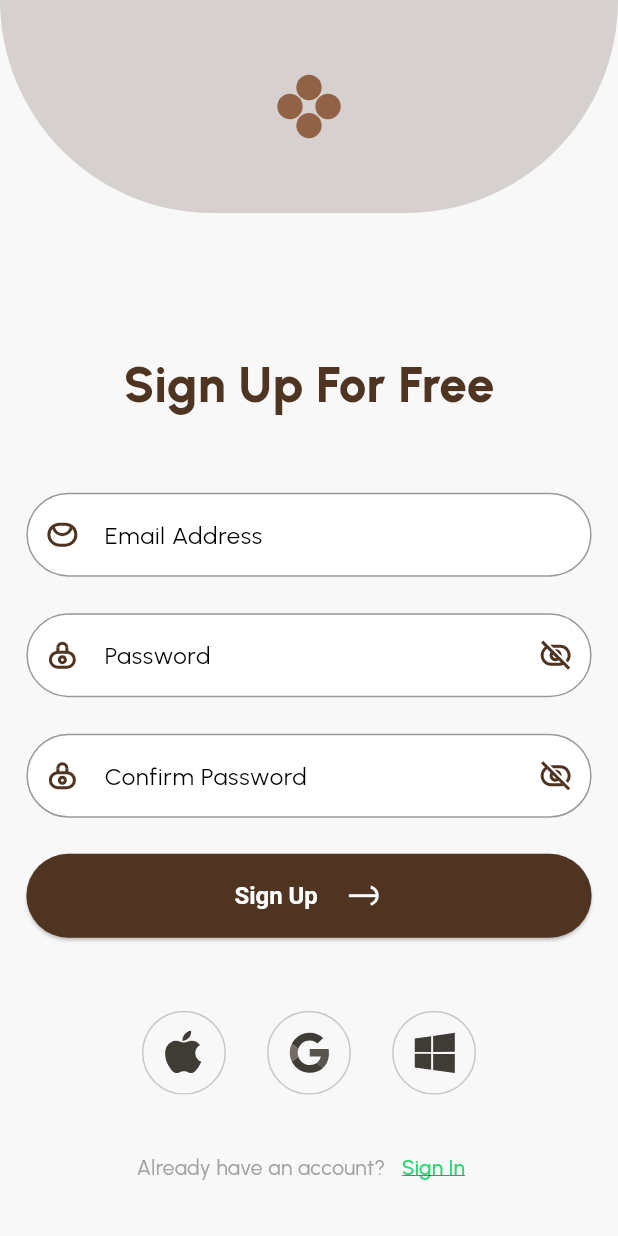
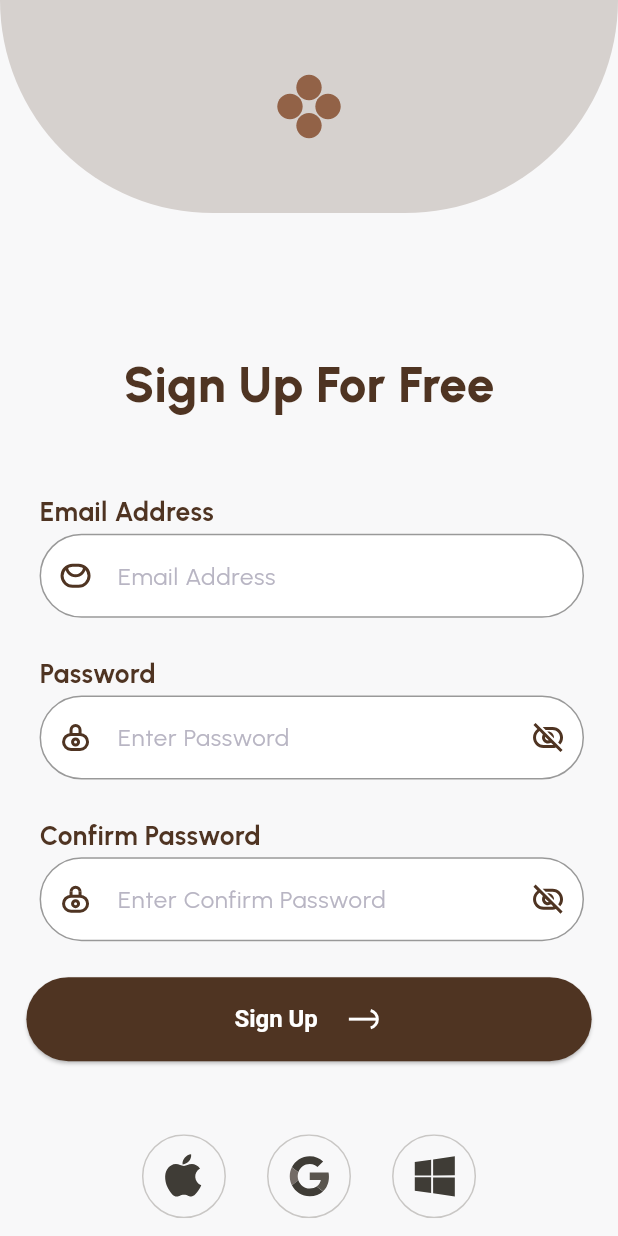
Before and after one commit to luciferro01/ClubCon, a Flutter app: the SignUpView screen opened by its route, on a phone screen of 412 x 824 dp. Run offline on Flutter 3.47's test engine with Material 3 defaults, Android fonts, the phone set to English and light mode, and no system bars; our stand-ins replace flutter_screenutil, flutter_svg, form_field_validator, get, google_fonts, image_picker and 1 more; missing offline and left inert: dart:ffi; network calls fail.

Commit message:
Chore :  Refactoring and multiple quality updates

```diff
--- a/lib/core/bindings.dart
+++ b/lib/core/bindings.dart
@@ -7,6 +7,6 @@ class AppBindings extends Bindings {
   @override
   void dependencies() {
     Get.lazyPut<AuthController>(() => AuthController());
-    Get.lazyPut<ProfileSetupController>(() => ProfileSetupController());
+    // Get.lazyPut<ProfileSetupController>(() => ProfileSetupController());
   }
 }
--- a/lib/features/auth/views/sign_up_view.dart
+++ b/lib/features/auth/views/sign_up_view.dart
@@ -8,6 +8,7 @@ import 'package:get/get.dart';
 
 import '../../../constants/image_constants.dart';
 import '../controllers/auth_controller.dart';
+import '../../../widgets/custom_input_field.dart';
 
 class SignUpView extends StatelessWidget {
   final GlobalKey<FormState> _formKey = GlobalKey<FormState>();
@@ -63,10 +64,10 @@ class SignUpView extends StatelessWidget {
                     SizedBox(
                       height: defaultSpacing.h * 2,
                     ),
-                    TextFormField(
+                    CustomInputField(
+                      hintText: "Email Address",
+                      labelText: 'Email Address',
                       controller: authController.emailController,
-                      decoration: InputDecoration(
-                        labelText: 'Email Address',
                       prefixIcon: SizedBox(
                         height: 24.h,
                         width: 24.w,
@@ -75,18 +76,15 @@ class SignUpView extends StatelessWidget {
                           fit: BoxFit.scaleDown,
                         ),
                       ),
-                        border: OutlineInputBorder(
-                          borderRadius: BorderRadius.circular(12.r),
-                        ),
-                      ),
                       keyboardType: TextInputType.emailAddress,
-                      validator: (value) => Validators.validateEmail(value),
+                      isEnabled: true,
+                      validator: Validators.validateEmail,
                     ),
                     SizedBox(height: defaultSpacing.h),
-                    Obx(() => TextFormField(
+                    Obx(() => CustomInputField(
+                          hintText: "Enter Password",
+                          labelText: 'Password',
                           controller: authController.passwordController,
-                          decoration: InputDecoration(
-                            labelText: 'Password',
                           prefixIcon: SizedBox(
                             height: 24.h,
                             width: 24.w,
@@ -104,19 +102,15 @@ class SignUpView extends StatelessWidget {
                               fit: BoxFit.scaleDown,
                             ),
                           ),
-                            border: OutlineInputBorder(
-                              borderRadius: BorderRadius.circular(12.r),
-                            ),
-                          ),
+                          isEnabled: true,
                           obscureText: authController.obscurePassword.value,
-                          validator: (value) =>
-                              Validators.validatePassword(value),
+                          validator: Validators.validatePassword,
                         )),
                     SizedBox(height: defaultSpacing.h),
-                    Obx(() => TextFormField(
+                    Obx(() => CustomInputField(
+                          hintText: "Enter Confirm Password",
+                          labelText: 'Confirm Password',
                           controller: authController.confirmPasswordController,
-                          decoration: InputDecoration(
-                            labelText: 'Confirm Password',
                           prefixIcon: SizedBox(
                             height: 24.h,
                             width: 24.w,
@@ -126,8 +120,7 @@ class SignUpView extends StatelessWidget {
                             ),
                           ),
                           suffixIcon: GestureDetector(
-                              onTap:
-                                  authController.toggleObscureConfirmPassword,
+                            onTap: authController.toggleObscureConfirmPassword,
                             child: SvgPicture.asset(
                               authController.obscureConfirmPassword.value
                                   ? SvgAssets.eyeDisabled
@@ -135,10 +128,7 @@ class SignUpView extends StatelessWidget {
                               fit: BoxFit.scaleDown,
                             ),
                           ),
-                            border: OutlineInputBorder(
-                              borderRadius: BorderRadius.circular(12.r),
-                            ),
-                          ),
+                          isEnabled: true,
                           obscureText:
                               authController.obscureConfirmPassword.value,
                           validator: (value) =>
--- a/lib/features/profile/controllers/profile_controller.dart
+++ b/lib/features/profile/controllers/profile_controller.dart
@@ -17,6 +17,7 @@ class ProfileSetupController extends GetxController {
   final specializationController = TextEditingController();
   final joiningDateController = TextEditingController();
   var obscurePassword = false.obs;
+  final RxBool isEnabled = false.obs;
 
   void toggleObscurePassword() {
     obscurePassword.value = !obscurePassword.value;
--- a/lib/routes/router.dart
+++ b/lib/routes/router.dart
@@ -4,28 +4,29 @@ import 'package:clubcon/routes/route_constants.dart';
 import 'package:clubcon/utils/view_export.dart';
 import 'package:flutter/material.dart';
 
+import 'package:get/get.dart';
+
 Route<dynamic> generateRoute(RouteSettings settings) {
   switch (settings.name) {
     case Routes.onbordingViewRoute:
-      return MaterialPageRoute(
-        builder: (context) => const OnboardingView(),
+      return GetPageRoute(
+        page: () => const OnboardingView(),
       );
     case Routes.logInViewRoute:
-      return MaterialPageRoute(
-        builder: (context) => LogInView(),
+      return GetPageRoute(
+        page: () => LogInView(),
       );
     case Routes.signUpViewRoute:
-      return MaterialPageRoute(
-        builder: (context) => SignUpView(),
+      return GetPageRoute(
+        page: () => SignUpView(),
       );
     case Routes.profileViewRoute:
-      return MaterialPageRoute(
-        builder: (context) => ProfileSetupScreen(),
+      return GetPageRoute(
+        page: () => ProfileSetupScreen(),
       );
     default:
-      return MaterialPageRoute(
-        // Make a screen for undefine
-        builder: (context) => const OnboardingView(),
+      return GetPageRoute(
+        page: () => const OnboardingView(),
       );
   }
 }
--- /dev/null
+++ b/lib/widgets/custom_input_field.dart
@@ -0,0 +1,90 @@
+import 'dart:ffi';
+
+import 'package:flutter/material.dart';
+import 'package:flutter_screenutil/flutter_screenutil.dart';
+import 'package:get/get.dart';
+
+import '../constants/ui_constants.dart'; // For Obx
+
+class CustomInputField extends StatelessWidget {
+  final String labelText;
+  final TextEditingController? controller;
+  final TextInputType? keyboardType;
+  final bool isEnabled;
+  final Widget? prefixIcon;
+  final Widget? suffixIcon;
+  final String? initialValue;
+  final bool? obscureText;
+  final Function(String)? onChanged;
+  final Widget? additionalInputWidget;
+  final String? errorText;
+  final String? hintText;
+  final FormFieldValidator<String>? validator;
+  final bool useObx;
+
+  const CustomInputField({
+    super.key,
+    required this.labelText,
+    this.controller,
+    this.keyboardType = TextInputType.text,
+    this.isEnabled = true,
+    this.prefixIcon,
+    this.initialValue,
+    this.onChanged,
+    this.hintText,
+    this.additionalInputWidget,
+    this.errorText,
+    this.useObx = false,
+    this.suffixIcon,
+    this.validator,
+    this.obscureText,
+  });
+
+  @override
+  Widget build(BuildContext context) {
+    final Widget inputField = Container(
+      // padding: EdgeInsets.symmetric(horizontal: 16.h), // Adjust padding
+      padding: EdgeInsets.only(
+          left: defaultHorizontalPadding.w / 2,
+          right: defaultVerticalPadding.h / 2),
+      alignment: Alignment.topLeft,
+      child: Column(
+        crossAxisAlignment: CrossAxisAlignment.start,
+        children: [
+          Text(
+            labelText,
+            style: TextStyle(
+              fontSize: 16.sp,
+              color: Theme.of(context).colorScheme.primary,
+              fontWeight: FontWeight.bold,
+            ),
+            textAlign: TextAlign.left,
+          ),
+          SizedBox(height: defaultSpacing.h * 0.1),
+          additionalInputWidget != null
+              ? additionalInputWidget!
+              : TextFormField(
+                  controller: controller,
+                  enabled: isEnabled,
+                  keyboardType: keyboardType,
+                  onChanged: onChanged,
+                  validator: validator,
+                  obscureText: obscureText ?? false,
+                  decoration: InputDecoration(
+                    hintText: hintText,
+                    suffixIcon: suffixIcon,
+                    prefixIcon: prefixIcon,
+                    border: OutlineInputBorder(
+                      borderRadius:
+                          BorderRadius.circular(defaultBorderRadious.r),
+                    ),
+                    errorText: errorText,
+                  ),
+                ),
+        ],
+      ),
+    );
+
+    return useObx ? Obx(() => inputField) : inputField;
+  }
+}
```
Also changed, not shown: lib/features/auth/views/log_in_view.dart (+11 -17 lines), lib/features/profile/views/profile_view.dart (+115 -126 lines). Lines whose indentation alone changed are shown as unchanged.
